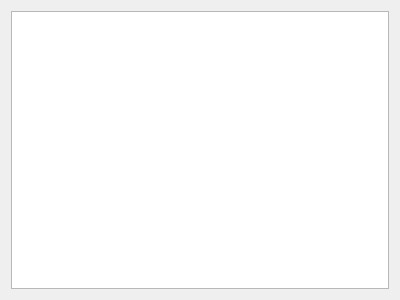
This is amt/views/ui/arxivDialog.ui in eg0rim/amt as Qt 5 draws it before an edit. The edited form follows.
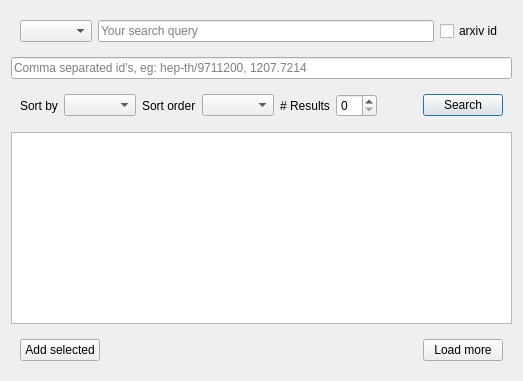
This is the edited form. Custom widgets are drawn as their Qt base class.

Commit message: simple arxiv search implemented

The edit to the form file:
```diff
--- a/amt/views/ui/arxivDialog.ui
+++ b/amt/views/ui/arxivDialog.ui
@@ -2,21 +2,132 @@
 <ui version="4.0">
  <class>Dialog</class>
  <widget class="QDialog" name="Dialog">
-  <property name="geometry">
-   <rect>
-    <x>0</x>
-    <y>0</y>
-    <width>400</width>
-    <height>300</height>
-   </rect>
-  </property>
   <property name="windowTitle">
    <string>Dialog</string>
   </property>
   <layout class="QVBoxLayout" name="verticalLayout">
+   <item>
+    <widget class="QWidget" name="searchWidget" native="true">
+     <layout class="QHBoxLayout" name="horizontalLayout">
+      <item>
+       <widget class="QComboBox" name="searchTypeComboBox"/>
+      </item>
+      <item>
+       <widget class="QLineEdit" name="searchLineEdit">
+        <property name="placeholderText">
+         <string>Your search query</string>
+        </property>
+       </widget>
+      </item>
+      <item>
+       <widget class="QCheckBox" name="arxivIdCheckBox">
+        <property name="text">
+         <string>arxiv id</string>
+        </property>
+       </widget>
+      </item>
+     </layout>
+    </widget>
+   </item>
+   <item>
+    <widget class="QLineEdit" name="arxivIdLneEdit">
+     <property name="placeholderText">
+      <string>Comma separated id's, eg: hep-th/9711200, 1207.7214</string>
+     </property>
+    </widget>
+   </item>
+   <item>
+    <widget class="QWidget" name="settingsWidget" native="true">
+     <layout class="QHBoxLayout" name="horizontalLayout_2">
+      <item>
+       <widget class="QLabel" name="sortByLabel">
+        <property name="text">
+         <string>Sort by</string>
+        </property>
+       </widget>
+      </item>
+      <item>
+       <widget class="QComboBox" name="sortByComboBox"/>
+      </item>
+      <item>
+       <widget class="QLabel" name="sortOrderLbel">
+        <property name="text">
+         <string>Sort order</string>
+        </property>
+       </widget>
+      </item>
+      <item>
+       <widget class="QComboBox" name="sortOrderComboBox"/>
+      </item>
+      <item>
+       <widget class="QLabel" name="numResultLabel">
+        <property name="text">
+         <string># Results</string>
+        </property>
+       </widget>
+      </item>
+      <item>
+       <widget class="QSpinBox" name="numResultsSpinBox"/>
+      </item>
+      <item>
+       <spacer name="horizontalSpacer">
+        <property name="orientation">
+         <enum>Qt::Horizontal</enum>
+        </property>
+        <property name="sizeHint" stdset="0">
+         <size>
+          <width>40</width>
+          <height>20</height>
+         </size>
+        </property>
+       </spacer>
+      </item>
+      <item>
+       <widget class="QPushButton" name="searchButton">
+        <property name="text">
+         <string>Search</string>
+        </property>
+       </widget>
+      </item>
+     </layout>
+    </widget>
+   </item>
    <item>
     <widget class="AMTTableWidget" name="tableView"/>
    </item>
+   <item>
+    <widget class="QWidget" name="actionWidget" native="true">
+     <layout class="QHBoxLayout" name="horizontalLayout_3">
+      <item>
+       <widget class="QPushButton" name="addSelectedPushButton">
+        <property name="text">
+         <string>Add selected</string>
+        </property>
+       </widget>
+      </item>
+      <item>
+       <spacer name="horizontalSpacer_2">
+        <property name="orientation">
+         <enum>Qt::Horizontal</enum>
+        </property>
+        <property name="sizeHint" stdset="0">
+         <size>
+          <width>40</width>
+          <height>20</height>
+         </size>
+        </property>
+       </spacer>
+      </item>
+      <item>
+       <widget class="QPushButton" name="loadMorePushButton">
+        <property name="text">
+         <string>Load more</string>
+        </property>
+       </widget>
+      </item>
+     </layout>
+    </widget>
+   </item>
   </layout>
  </widget>
  <customwidgets>
```
Left out of the diff: 29 changed lines with no effect on the pictures. The commit also changes 5 other files.
